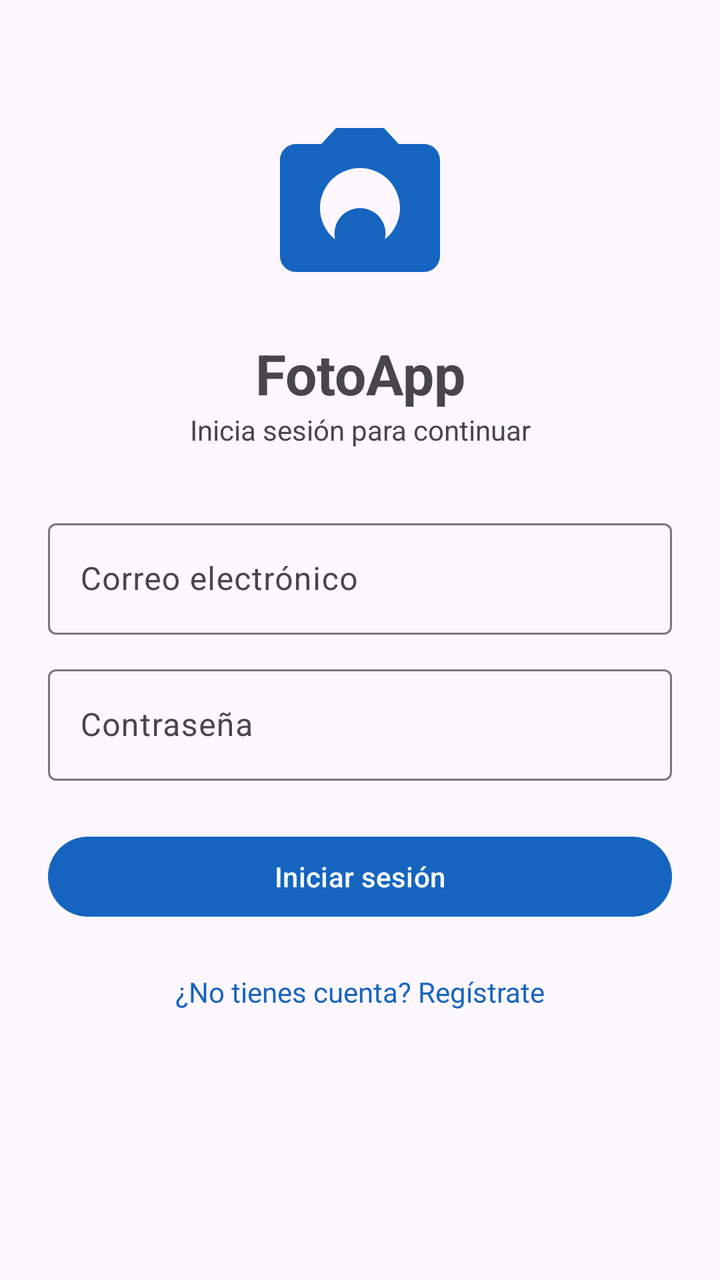
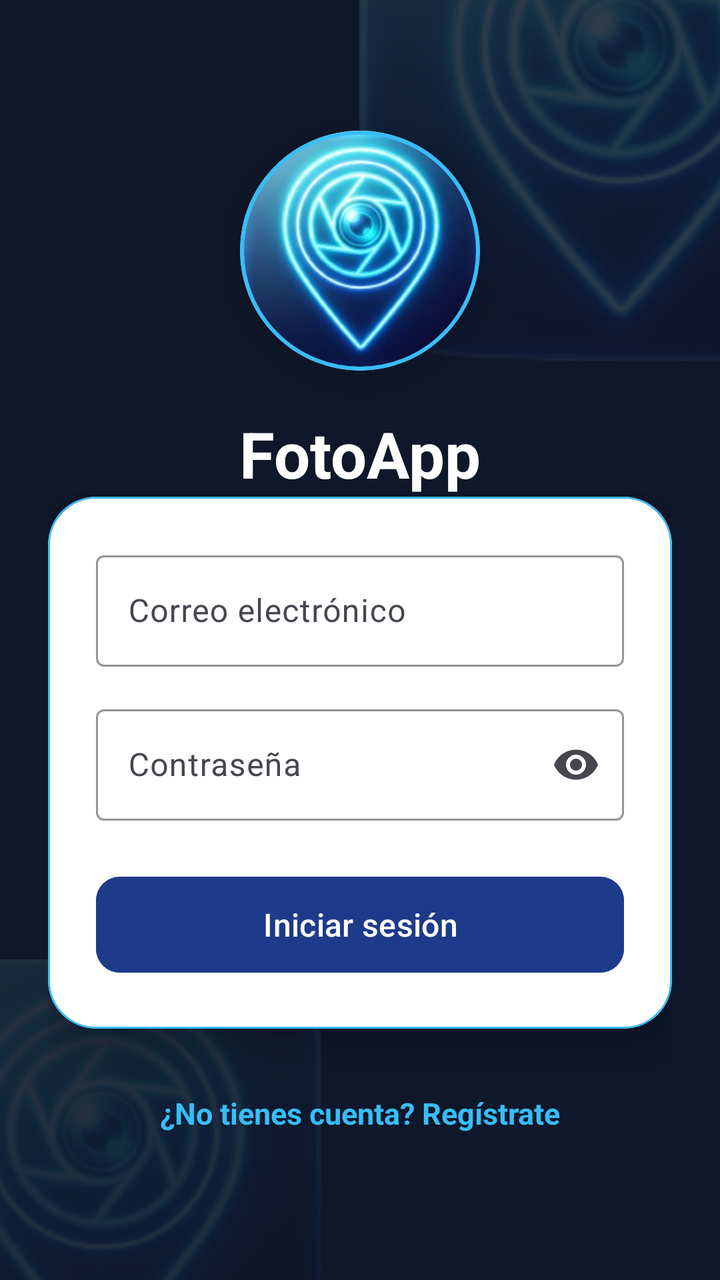

The first picture is an Android layout as it rendered before a commit; the second is the same layout after the commit. The layout source and the unified diff follow.
<!-- AndroidManifest.xml: application theme Theme.FotoApp -->
<!-- res/layout/activity_login.xml -->
<?xml version="1.0" encoding="utf-8"?>
<ScrollView xmlns:android="http://schemas.android.com/apk/res/android"
    android:layout_width="match_parent"
    android:layout_height="match_parent"
    android:fillViewport="true">

    <LinearLayout
        android:layout_width="match_parent"
        android:layout_height="wrap_content"
        android:orientation="vertical"
        android:padding="24dp">

        <ImageView
            android:layout_width="96dp"
            android:layout_height="96dp"
            android:layout_gravity="center_horizontal"
            android:layout_marginTop="32dp"
            android:contentDescription="@string/app_name"
            android:src="@drawable/ic_launcher" />

        <TextView
            android:layout_width="match_parent"
            android:layout_height="wrap_content"
            android:layout_marginTop="16dp"
            android:gravity="center"
            android:text="FotoApp"
            android:textSize="28sp"
            android:textStyle="bold" />

        <TextView
            android:layout_width="match_parent"
            android:layout_height="wrap_content"
            android:layout_marginBottom="32dp"
            android:gravity="center"
            android:text="Inicia sesión para continuar" />

        <com.google.android.material.textfield.TextInputLayout
            android:layout_width="match_parent"
            android:layout_height="wrap_content"
            android:hint="Correo electrónico">

            <com.google.android.material.textfield.TextInputEditText
                android:id="@+id/etCorreo"
                android:layout_width="match_parent"
                android:layout_height="wrap_content"
                android:inputType="textEmailAddress" />
        </com.google.android.material.textfield.TextInputLayout>

        <com.google.android.material.textfield.TextInputLayout
            android:layout_width="match_parent"
            android:layout_height="wrap_content"
            android:layout_marginTop="12dp"
            android:hint="Contraseña">

            <com.google.android.material.textfield.TextInputEditText
                android:id="@+id/etContrasena"
                android:layout_width="match_parent"
                android:layout_height="wrap_content"
                android:inputType="textPassword" />
        </com.google.android.material.textfield.TextInputLayout>

        <com.google.android.material.button.MaterialButton
            android:id="@+id/btnIngresar"
            android:layout_width="match_parent"
            android:layout_height="wrap_content"
            android:layout_marginTop="24dp"
            android:text="Iniciar sesión" />

        <TextView
            android:id="@+id/tvIrRegistro"
            android:layout_width="match_parent"
            android:layout_height="wrap_content"
            android:layout_marginTop="16dp"
            android:gravity="center"
            android:padding="8dp"
            android:text="¿No tienes cuenta? Regístrate"
            android:textColor="@color/azul_primario" />
    </LinearLayout>
</ScrollView>
<!-- resources referenced by this layout -->
<resources>
  <color name="azul_primario">#1565C0</color>
  <!-- drawable ic_launcher (drawable) -->
  <?xml version="1.0" encoding="utf-8"?>
  <vector xmlns:android="http://schemas.android.com/apk/res/android"
      android:width="48dp"
      android:height="48dp"
      android:viewportWidth="24"
      android:viewportHeight="24"
      android:tint="@color/azul_primario">
      <path
          android:fillColor="@android:color/white"
          android:pathData="M12,15.2m-3.2,0a3.2,3.2 0,1 1,6.4 0a3.2,3.2 0,1 1,-6.4 0" />
      <path
          android:fillColor="@android:color/white"
          android:pathData="M9,2L7.17,4L4,4c-1.1,0 -2,0.9 -2,2v12c0,1.1 0.9,2 2,2h16c1.1,0 2,-0.9 2,-2V6c0,-1.1 -0.9,-2 -2,-2h-3.17L15,2L9,2zM12,17c-2.76,0 -5,-2.24 -5,-5s2.24,-5 5,-5 5,2.24 5,5 -2.24,5 -5,5z" />
  </vector>
  <string name="app_name">FotoApp</string>
  <style name="Theme.FotoApp" parent="Theme.Material3.DayNight.NoActionBar">
          <item name="colorPrimary">@color/azul_primario</item>
          <item name="colorPrimaryDark">@color/azul_oscuro</item>
          <item name="colorSecondary">@color/verde_acento</item>
      </style>
  <color name="azul_oscuro">#0D47A1</color>
  <color name="verde_acento">#2E7D32</color>
</resources>

<!-- the commit's change to res/layout/activity_login.xml (unified diff, before → after) -->
@@ -1,79 +1,138 @@
 <?xml version="1.0" encoding="utf-8"?>
-<ScrollView xmlns:android="http://schemas.android.com/apk/res/android"
+<FrameLayout xmlns:android="http://schemas.android.com/apk/res/android"
+    xmlns:app="http://schemas.android.com/apk/res-auto"
     android:layout_width="match_parent"
     android:layout_height="match_parent"
-    android:fillViewport="true">
+    android:background="@color/azul_login_fondo_inicio">
 
-    <LinearLayout
+    <View
+        android:layout_width="260dp"
+        android:layout_height="260dp"
+        android:layout_gravity="top|end"
+        android:layout_marginTop="-80dp"
+        android:layout_marginEnd="-80dp"
+        android:alpha="0.15"
+        android:background="@drawable/logo_icono" />
+
+    <View
+        android:layout_width="220dp"
+        android:layout_height="220dp"
+        android:layout_gravity="bottom|start"
+        android:layout_marginBottom="-60dp"
+        android:layout_marginStart="-60dp"
+        android:alpha="0.1"
+        android:background="@drawable/logo_icono" />
+
+    <ScrollView
         android:layout_width="match_parent"
-        android:layout_height="wrap_content"
-        android:orientation="vertical"
-        android:padding="24dp">
+        android:layout_height="match_parent"
+        android:fillViewport="true">
 
-        <ImageView
-            android:layout_width="96dp"
-            android:layout_height="96dp"
-            android:layout_gravity="center_horizontal"
-            android:layout_marginTop="32dp"
-            android:contentDescription="@string/app_name"
-            android:src="@drawable/ic_launcher" />
-
-        <TextView
+        <LinearLayout
             android:layout_width="match_parent"
             android:layout_height="wrap_content"
-            android:layout_marginTop="16dp"
-            android:gravity="center"
-            android:text="FotoApp"
-            android:textSize="28sp"
-            android:textStyle="bold" />
+            android:gravity="center_vertical"
+            android:orientation="vertical"
+            android:padding="24dp">
 
-        <TextView
-            android:layout_width="match_parent"
-            android:layout_height="wrap_content"
-            android:layout_marginBottom="32dp"
-            android:gravity="center"
-            android:text="Inicia sesión para continuar" />
+            <com.google.android.material.card.MaterialCardView
+                android:layout_width="120dp"
+                android:layout_height="120dp"
+                android:layout_gravity="center_horizontal"
+                android:layout_marginBottom="20dp"
+                app:cardBackgroundColor="@color/blanco"
+                app:cardCornerRadius="60dp"
+                app:cardElevation="12dp"
+                app:strokeColor="@color/azul_acento"
+                app:strokeWidth="2dp">
 
-        <com.google.android.material.textfield.TextInputLayout
-            android:layout_width="match_parent"
-            android:layout_height="wrap_content"
-            android:hint="Correo electrónico">
+                <ImageView
+                    android:layout_width="match_parent"
+                    android:layout_height="match_parent"
+                    android:contentDescription="@string/app_name"
+                    android:scaleType="centerCrop"
+                    android:src="@drawable/logo_icono" />
+            </com.google.android.material.card.MaterialCardView>
 
-            <com.google.android.material.textfield.TextInputEditText
-                android:id="@+id/etCorreo"
+            <TextView
                 android:layout_width="match_parent"
                 android:layout_height="wrap_content"
-                android:inputType="textEmailAddress" />
-        </com.google.android.material.textfield.TextInputLayout>
+                android:gravity="center"
+                android:text="@string/login_titulo"
+                android:textColor="@color/blanco"
+                android:textSize="32sp"
+                android:textStyle="bold" />
 
-        <com.google.android.material.textfield.TextInputLayout
-            android:layout_width="match_parent"
-            android:layout_height="wrap_content"
-            android:layout_marginTop="12dp"
-            android:hint="Contraseña">
-
-            <com.google.android.material.textfield.TextInputEditText
-                android:id="@+id/etContrasena"
+            <com.google.android.material.card.MaterialCardView
                 android:layout_width="match_parent"
                 android:layout_height="wrap_content"
-                android:inputType="textPassword" />
-        </com.google.android.material.textfield.TextInputLayout>
+                app:cardBackgroundColor="@color/blanco"
+                app:cardCornerRadius="24dp"
+                app:cardElevation="12dp"
+                app:strokeColor="@color/azul_acento"
+                app:strokeWidth="1dp">
 
-        <com.google.android.material.button.MaterialButton
-            android:id="@+id/btnIngresar"
-            android:layout_width="match_parent"
-            android:layout_height="wrap_content"
-            android:layout_marginTop="24dp"
-            android:text="Iniciar sesión" />
+                <LinearLayout
+                    android:layout_width="match_parent"
+                    android:layout_height="wrap_content"
+                    android:orientation="vertical"
+                    android:padding="24dp">
 
-        <TextView
-            android:id="@+id/tvIrRegistro"
-            android:layout_width="match_parent"
-            android:layout_height="wrap_content"
-            android:layout_marginTop="16dp"
-            android:gravity="center"
-            android:padding="8dp"
-            android:text="¿No tienes cuenta? Regístrate"
-            android:textColor="@color/azul_primario" />
-    </LinearLayout>
-</ScrollView>
+                    <com.google.android.material.textfield.TextInputLayout
+                        style="@style/Widget.Material3.TextInputLayout.OutlinedBox"
+                        android:layout_width="match_parent"
+                        android:layout_height="wrap_content"
+                        android:hint="@string/hint_correo"
+                        app:boxStrokeColor="@color/azul_primario">
+
+                        <com.google.android.material.textfield.TextInputEditText
+                            android:id="@+id/etCorreo"
+                            android:layout_width="match_parent"
+                            android:layout_height="wrap_content"
+                            android:inputType="textEmailAddress" />
+                    </com.google.android.material.textfield.TextInputLayout>
+
+                    <com.google.android.material.textfield.TextInputLayout
+                        style="@style/Widget.Material3.TextInputLayout.OutlinedBox"
+                        android:layout_width="match_parent"
+                        android:layout_height="wrap_content"
+                        android:layout_marginTop="16dp"
+                        android:hint="@string/hint_contrasena"
+                        app:boxStrokeColor="@color/azul_primario"
+                        app:endIconMode="password_toggle">
+
+                        <com.google.android.material.textfield.TextInputEditText
+                            android:id="@+id/etContrasena"
+                            android:layout_width="match_parent"
+                            android:layout_height="wrap_content"
+                            android:inputType="textPassword" />
+                    </com.google.android.material.textfield.TextInputLayout>
+
+                    <com.google.android.material.button.MaterialButton
+                        android:id="@+id/btnIngresar"
+                        android:layout_width="match_parent"
+                        android:layout_height="56dp"
+                        android:layout_marginTop="24dp"
+                        android:backgroundTint="@color/azul_primario"
+                        android:text="@string/btn_iniciar_sesion"
+                        android:textColor="@color/blanco"
+                        android:textSize="16sp"
+                        app:cornerRadius="12dp" />
+
+                </LinearLayout>
+            </com.google.android.material.card.MaterialCardView>
+
+            <TextView
+                android:id="@+id/tvIrRegistro"
+                android:layout_width="match_parent"
+                android:layout_height="wrap_content"
+                android:layout_marginTop="24dp"
+                android:gravity="center"
+                android:padding="8dp"
+                android:text="@string/msg_no_tiene_cuenta"
+                android:textColor="@color/azul_acento"
+                android:textSize="15sp"
+                android:textStyle="bold" />
+        </LinearLayout>
+    </ScrollView>
+</FrameLayout>
<!-- resource entries referenced after the edit -->
@@ -1,28 +1,26 @@
 <!-- resources referenced by this layout -->
 <resources>
-  <color name="azul_primario">#1565C0</color>
-  <!-- drawable ic_launcher (drawable) -->
-  <?xml version="1.0" encoding="utf-8"?>
-  <vector xmlns:android="http://schemas.android.com/apk/res/android"
-      android:width="48dp"
-      android:height="48dp"
-      android:viewportWidth="24"
-      android:viewportHeight="24"
-      android:tint="@color/azul_primario">
-      <path
-          android:fillColor="@android:color/white"
-          android:pathData="M12,15.2m-3.2,0a3.2,3.2 0,1 1,6.4 0a3.2,3.2 0,1 1,-6.4 0" />
-      <path
-          android:fillColor="@android:color/white"
-          android:pathData="M9,2L7.17,4L4,4c-1.1,0 -2,0.9 -2,2v12c0,1.1 0.9,2 2,2h16c1.1,0 2,-0.9 2,-2V6c0,-1.1 -0.9,-2 -2,-2h-3.17L15,2L9,2zM12,17c-2.76,0 -5,-2.24 -5,-5s2.24,-5 5,-5 5,2.24 5,5 -2.24,5 -5,5z" />
-  </vector>
+  <color name="azul_acento">#38BDF8</color>
+  <color name="azul_login_fondo_inicio">#0F172A</color>
+  <color name="azul_primario">#1E3A8A</color>
+  <color name="blanco">#FFFFFF</color>
+  <!-- drawable logo_icono: png bitmap (drawable, 66968 bytes) -->
   <string name="app_name">FotoApp</string>
+  <string name="btn_iniciar_sesion">Iniciar sesión</string>
+  <string name="hint_contrasena">Contraseña</string>
+  <string name="hint_correo">Correo electrónico</string>
+  <string name="login_titulo">FotoApp</string>
+  <string name="msg_no_tiene_cuenta">¿No tienes cuenta? Regístrate</string>
   <style name="Theme.FotoApp" parent="Theme.Material3.DayNight.NoActionBar">
+          
           <item name="colorPrimary">@color/azul_primario</item>
           <item name="colorPrimaryDark">@color/azul_oscuro</item>
-          <item name="colorSecondary">@color/verde_acento</item>
+          <item name="colorSecondary">@color/azul_acento</item>
+          <item name="colorSecondaryContainer">@color/azul_claro</item>
+          <item name="android:windowBackground">@color/azul_fondo</item>
       </style>
-  <color name="azul_oscuro">#0D47A1</color>
-  <color name="verde_acento">#2E7D32</color>
+  <color name="azul_oscuro">#0F172A</color>
+  <color name="azul_claro">#E0F2FE</color>
+  <color name="azul_fondo">#F8FAFC</color>
 </resources>
 
